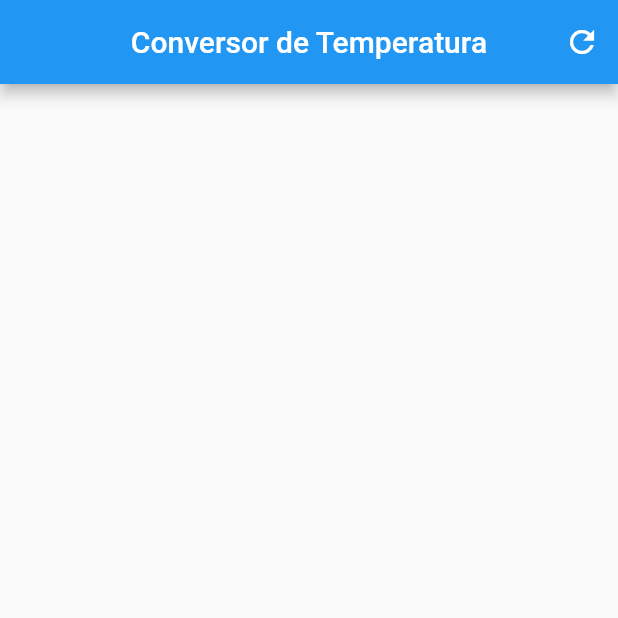
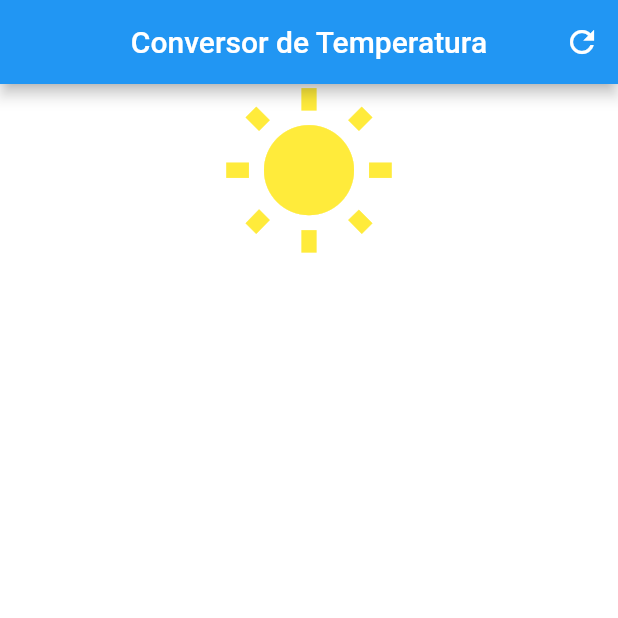
Before and after one commit to icarolopes/pos, a Flutter app: the screen it shows after launch, on a phone screen of 412 x 824 dp, the top half of it. Run offline on Flutter 3.47's test engine with Material 2 defaults, Android fonts, the phone set to English and light mode, and no system bars.

Commit message:
icone sol adicionada e uma cor branca adionada no fundo

```diff
--- a/conversor_temperatura/lib/main.dart
+++ b/conversor_temperatura/lib/main.dart
@@ -24,15 +24,17 @@ class _HomeState extends State<Home> {
       ],
     );
 
+    Icon icon = Icon(Icons.wb_sunny, size: 120, color: Colors.yellow);
     Column column = Column(
       crossAxisAlignment: CrossAxisAlignment.stretch,
       children: <Widget> [
-
+        icon,
       ],
     );
 
     Scaffold scaffold = Scaffold(
       appBar: appBar,
+      backgroundColor: Colors.white,
       body: column,
     );
 
```
